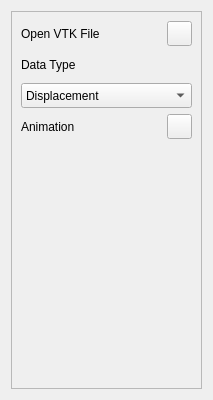
Old version of the form starter/FENGSim/Visual/VTKDockWidget.ui in the repository OpenDigitalTwin-Dev/FENGSim.
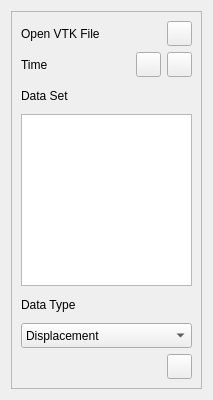
New version of the form. Icons and pictures are not drawn.

The edit to the form file:
```diff
--- a/starter/FENGSim/Visual/VTKDockWidget.ui
+++ b/starter/FENGSim/Visual/VTKDockWidget.ui
@@ -84,25 +84,135 @@
       <item>
        <layout class="QHBoxLayout" name="horizontalLayout_2">
         <item>
-         <widget class="QLabel" name="label_2">
+         <widget class="QLabel" name="label_3">
           <property name="minimumSize">
            <size>
             <width>0</width>
             <height>25</height>
            </size>
           </property>
+          <property name="maximumSize">
+           <size>
+            <width>16777215</width>
+            <height>25</height>
+           </size>
+          </property>
           <property name="font">
            <font>
             <pointsize>9</pointsize>
            </font>
           </property>
           <property name="text">
-           <string>Data Type </string>
+           <string>Time</string>
+          </property>
+         </widget>
+        </item>
+        <item>
+         <spacer name="horizontalSpacer_3">
+          <property name="orientation">
+           <enum>Qt::Horizontal</enum>
+          </property>
+          <property name="sizeHint" stdset="0">
+           <size>
+            <width>40</width>
+            <height>20</height>
+           </size>
+          </property>
+         </spacer>
+        </item>
+        <item>
+         <widget class="QPushButton" name="pushButton_4">
+          <property name="minimumSize">
+           <size>
+            <width>25</width>
+            <height>25</height>
+           </size>
+          </property>
+          <property name="maximumSize">
+           <size>
+            <width>25</width>
+            <height>25</height>
+           </size>
+          </property>
+          <property name="text">
+           <string/>
+          </property>
+          <property name="icon">
+           <iconset resource="../FEMWindow.qrc">
+            <normaloff>:/fem_wind/figure/fem_wind/fem_movie (copy).png</normaloff>:/fem_wind/figure/fem_wind/fem_movie (copy).png</iconset>
+          </property>
+         </widget>
+        </item>
+        <item>
+         <widget class="QPushButton" name="pushButton_3">
+          <property name="minimumSize">
+           <size>
+            <width>25</width>
+            <height>25</height>
+           </size>
+          </property>
+          <property name="maximumSize">
+           <size>
+            <width>25</width>
+            <height>25</height>
+           </size>
+          </property>
+          <property name="text">
+           <string/>
+          </property>
+          <property name="icon">
+           <iconset resource="../FEMWindow.qrc">
+            <normaloff>:/fem_wind/figure/fem_wind/fem_movie.png</normaloff>:/fem_wind/figure/fem_wind/fem_movie.png</iconset>
           </property>
          </widget>
         </item>
        </layout>
       </item>
+      <item>
+       <widget class="QLabel" name="label_4">
+        <property name="minimumSize">
+         <size>
+          <width>0</width>
+          <height>25</height>
+         </size>
+        </property>
+        <property name="maximumSize">
+         <size>
+          <width>16777215</width>
+          <height>25</height>
+         </size>
+        </property>
+        <property name="font">
+         <font>
+          <pointsize>9</pointsize>
+         </font>
+        </property>
+        <property name="text">
+         <string>Data Set</string>
+        </property>
+       </widget>
+      </item>
+      <item>
+       <widget class="QTableWidget" name="tableWidget"/>
+      </item>
+      <item>
+       <widget class="QLabel" name="label_2">
+        <property name="minimumSize">
+         <size>
+          <width>0</width>
+          <height>25</height>
+         </size>
+        </property>
+        <property name="font">
+         <font>
+          <pointsize>9</pointsize>
+         </font>
+        </property>
+        <property name="text">
+         <string>Data Type </string>
+        </property>
+       </widget>
+      </item>
       <item>
        <widget class="QComboBox" name="comboBox">
         <property name="minimumSize">
@@ -135,18 +245,6 @@
       </item>
       <item>
        <layout class="QHBoxLayout" name="horizontalLayout_3">
-        <item>
-         <widget class="QLabel" name="label_3">
-          <property name="font">
-           <font>
-            <pointsize>9</pointsize>
-           </font>
-          </property>
-          <property name="text">
-           <string>Animation</string>
-          </property>
-         </widget>
-        </item>
         <item>
          <spacer name="horizontalSpacer_2">
           <property name="orientation">
@@ -195,8 +293,8 @@
         </property>
         <property name="sizeHint" stdset="0">
          <size>
-          <width>20</width>
-          <height>20</height>
+          <width>0</width>
+          <height>0</height>
          </size>
         </property>
        </spacer>
```
Left out of the diff: 1 changed line with no effect on the pictures.
